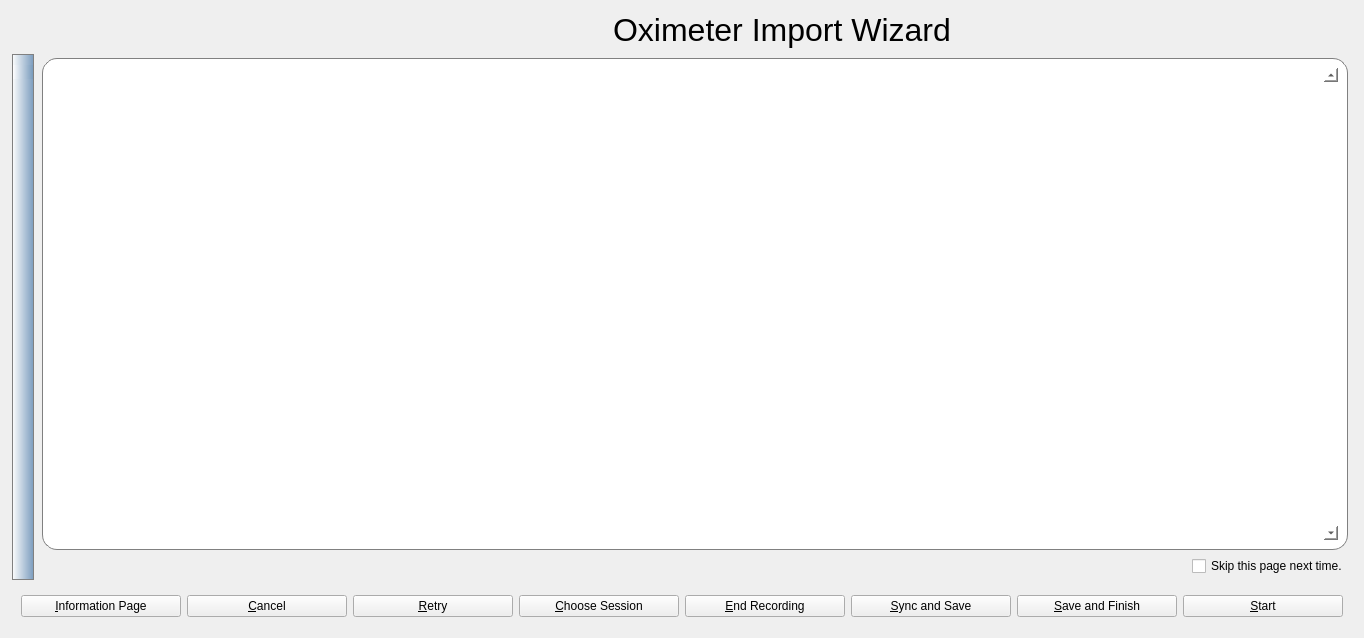
The window that sleepyhead/oximeterimport.ui (sbonaime/sleepyhead-code.) describes before a commit, drawn with Qt 5.
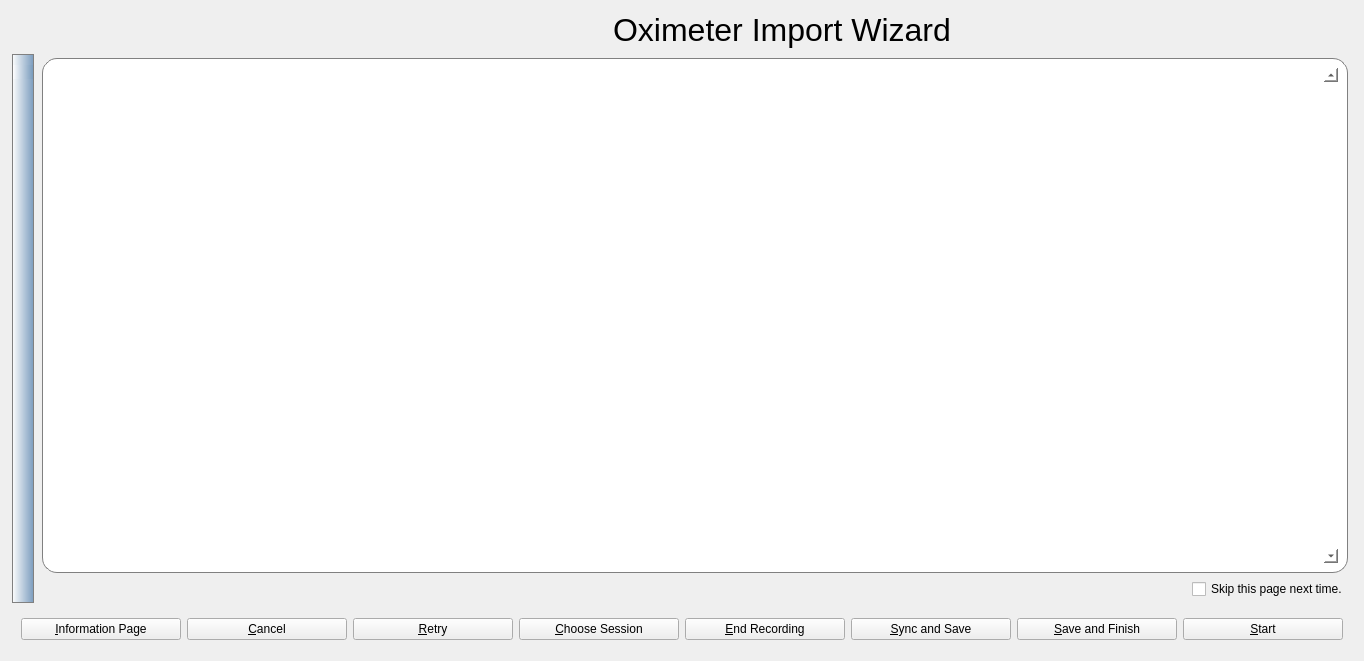
The same window after the commit. The open tabs and pages were chosen to show the change. Icons and pictures are not drawn.

```diff
--- a/sleepyhead/oximeterimport.ui
+++ b/sleepyhead/oximeterimport.ui
@@ -7,7 +7,7 @@
     <x>0</x>
     <y>0</y>
     <width>1312</width>
-    <height>638</height>
+    <height>661</height>
    </rect>
   </property>
   <property name="windowTitle">
@@ -730,8 +730,8 @@
                <string notr="true">&lt;!DOCTYPE HTML PUBLIC &quot;-//W3C//DTD HTML 4.0//EN&quot; &quot;http://www.w3.org/TR/REC-html40/strict.dtd&quot;&gt;
 &lt;html&gt;&lt;head&gt;&lt;meta name=&quot;qrichtext&quot; content=&quot;1&quot; /&gt;&lt;style type=&quot;text/css&quot;&gt;
 p, li { white-space: pre-wrap; }
-&lt;/style&gt;&lt;/head&gt;&lt;body style=&quot; font-family:'.Lucida Grande UI'; font-size:13pt; font-weight:400; font-style:normal;&quot;&gt;
-&lt;p style=&quot;-qt-paragraph-type:empty; margin-top:0px; margin-bottom:0px; margin-left:0px; margin-right:0px; -qt-block-indent:0; text-indent:0px;&quot;&gt;&lt;br /&gt;&lt;/p&gt;&lt;/body&gt;&lt;/html&gt;</string>
+&lt;/style&gt;&lt;/head&gt;&lt;body style=&quot; font-family:'.SF NS Text'; font-size:13pt; font-weight:400; font-style:normal;&quot;&gt;
+&lt;p style=&quot;-qt-paragraph-type:empty; margin-top:0px; margin-bottom:0px; margin-left:0px; margin-right:0px; -qt-block-indent:0; text-indent:0px; font-family:'.Lucida Grande UI';&quot;&gt;&lt;br /&gt;&lt;/p&gt;&lt;/body&gt;&lt;/html&gt;</string>
               </property>
               <property name="placeholderText">
                <string notr="true"/>
```
Left out of the diff: 2 changed lines with no effect on the pictures.
